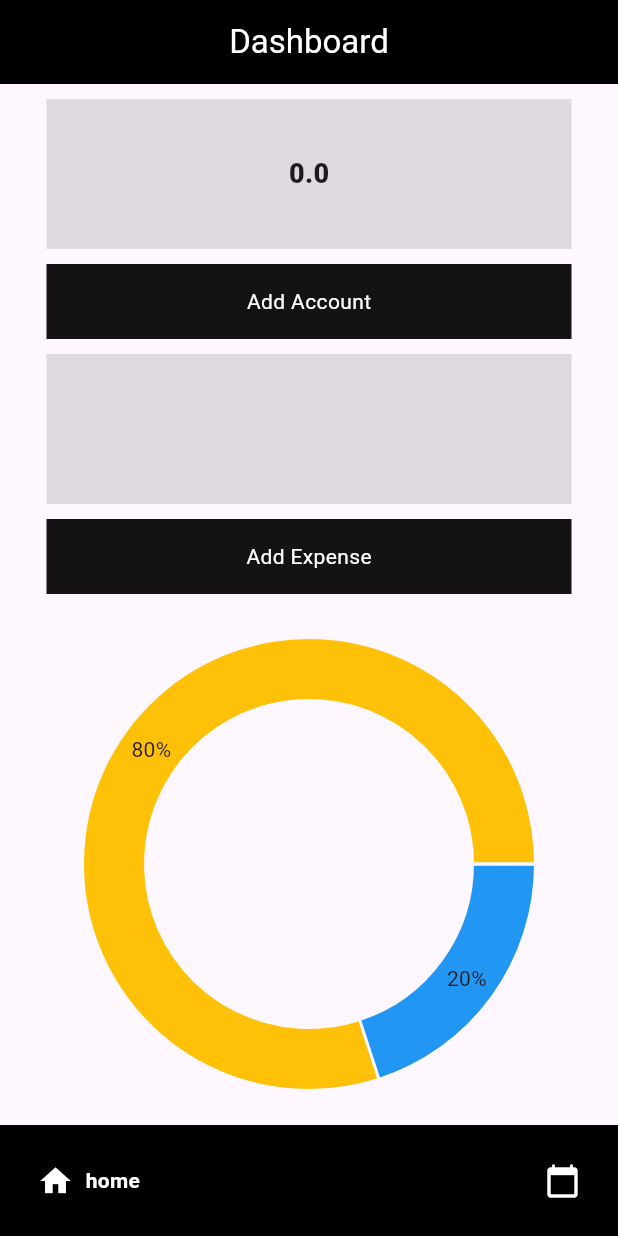
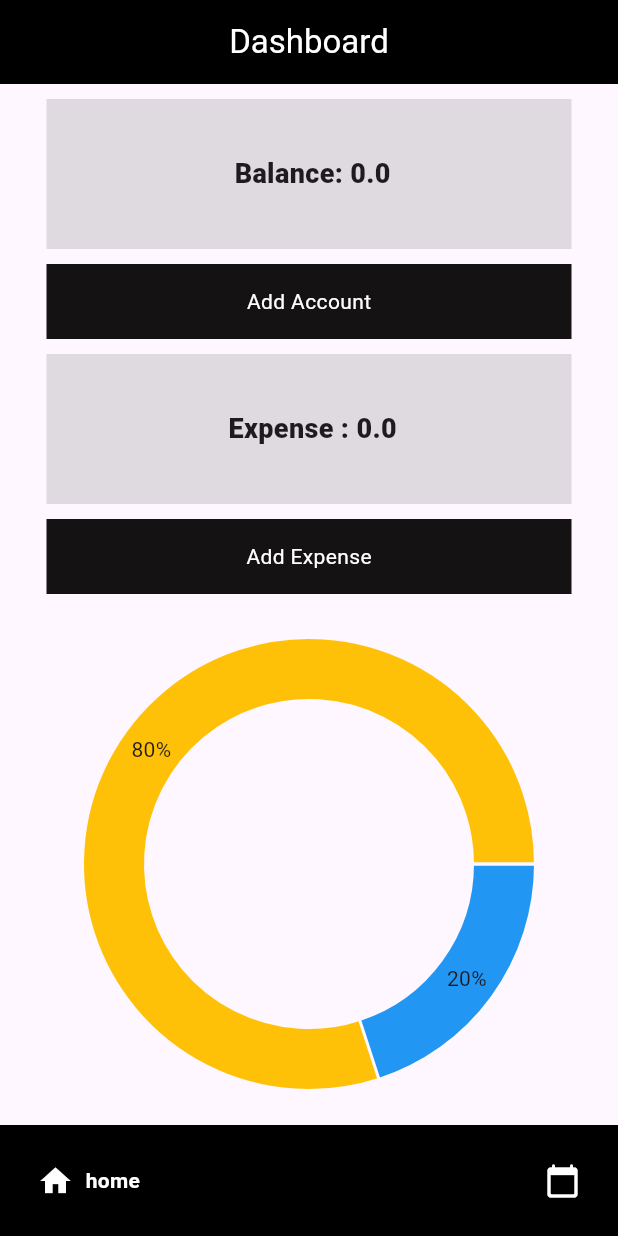
Before and after one commit to Hizar62/Expense-Tracking-App, a Flutter app: the screen it shows after launch, after a tap on "Continue", on a phone screen of 412 x 824 dp. Run offline on Flutter 3.47's test engine with Material 3 defaults, Android fonts, the phone set to English and light mode, and no system bars; drawn by our look-alikes of fl_chart, google_nav_bar; our stand-ins replace carousel_slider, hive, hive_flutter; missing offline and left inert: dart:ffi; accounts and stored records are empty.

Commit message:
Hive Database Add Expense

```diff
--- a/lib/ui/dashboard.dart
+++ b/lib/ui/dashboard.dart
@@ -2,6 +2,7 @@ import 'dart:ffi';
 
 import 'package:expensetrackingapp/boxes/boxes.dart';
 import 'package:expensetrackingapp/models/accounts_model.dart';
+import 'package:expensetrackingapp/models/expense_model.dart';
 import 'package:expensetrackingapp/ui/add_account.dart';
 import 'package:expensetrackingapp/ui/add_expense.dart';
 import 'package:expensetrackingapp/ui/pi_chart.dart';
@@ -14,7 +15,7 @@ import 'package:google_nav_bar/google_nav_bar.dart';
 import 'package:hive_flutter/adapters.dart';
 
 class DashBoard extends StatefulWidget {
-  const DashBoard({super.key});
+  const DashBoard({Key? key}) : super(key: key);
 
   @override
   State<DashBoard> createState() => _DashBoardState();
@@ -76,18 +77,30 @@ class DashBoardContent extends StatelessWidget {
     return ValueListenableBuilder(
       valueListenable: Boxes.getAccountBox().listenable(),
       builder: (context, box, _) {
+        var data = box.values.cast<AccountModel>();
+
         return FutureBuilder<double>(
           future: calculateTotalAmount(),
-          builder: (context, snapshot) {
-            if (snapshot.connectionState == ConnectionState.waiting) {
-              // If the future is still running, show a loading indicator or placeholder
-              // ignore: prefer_const_constructors
+          builder: (context, amountSnapshot) {
+            if (amountSnapshot.connectionState == ConnectionState.waiting) {
               return CircularProgressIndicator();
-            } else if (snapshot.hasError) {
-              // If there is an error, handle it appropriately
-              return Text('Error: ${snapshot.error}');
+            } else if (amountSnapshot.hasError) {
+              return Text(
+                  'Error calculating total amount: ${amountSnapshot.error}');
             } else {
-              // Use the result of the future in your widget
+              return ValueListenableBuilder(
+                valueListenable: Boxes.getExpenseBox().listenable(),
+                builder: (context, box, _) {
+                  return FutureBuilder<double>(
+                    future: calculateTotalExpenseAmount(),
+                    builder: (context, expenseSnapshot) {
+                      if (expenseSnapshot.connectionState ==
+                          ConnectionState.waiting) {
+                        return CircularProgressIndicator();
+                      } else if (expenseSnapshot.hasError) {
+                        return Text(
+                            'Error calculating total expense amount: ${expenseSnapshot.error}');
+                      } else {
                         return SingleChildScrollView(
                           child: Column(
                             crossAxisAlignment: CrossAxisAlignment.center,
@@ -102,10 +115,11 @@ class DashBoardContent extends StatelessWidget {
                                   color: Colors.black12,
                                   child: Center(
                                     child: Text(
-                            snapshot.data.toString(),
+                                      ' Balance: ${amountSnapshot.data.toString()}',
                                       style: const TextStyle(
                                         fontWeight: FontWeight.w800,
-                                fontSize: Checkbox.width),
+                                        fontSize: Checkbox.width,
+                                      ),
                                     ),
                                   ),
                                 ),
@@ -119,17 +133,29 @@ class DashBoardContent extends StatelessWidget {
                                   Navigator.push(
                                     context,
                                     MaterialPageRoute(
-                              builder: (context) => const AddAccount()),
+                                      builder: (context) => const AddAccount(),
+                                    ),
                                   );
                                 },
                               ),
                               const SizedBox(
                                 height: 10,
                               ),
-                    Container(
+                              Center(
+                                child: Container(
                                   height: 100,
                                   width: 350,
                                   color: Colors.black12,
+                                  child: Center(
+                                    child: Text(
+                                      ' Expense : ${expenseSnapshot.data.toString()}',
+                                      style: const TextStyle(
+                                        fontWeight: FontWeight.w800,
+                                        fontSize: Checkbox.width,
+                                      ),
+                                    ),
+                                  ),
+                                ),
                               ),
                               const SizedBox(
                                 height: 10,
@@ -140,7 +166,8 @@ class DashBoardContent extends StatelessWidget {
                                   Navigator.push(
                                     context,
                                     MaterialPageRoute(
-                              builder: (context) => const AddExpense()),
+                                      builder: (context) => const AddExpense(),
+                                    ),
                                   );
                                 },
                               ),
@@ -157,6 +184,11 @@ class DashBoardContent extends StatelessWidget {
                 },
               );
             }
+          },
+        );
+      },
+    );
+  }
 }
 
 Future<double> calculateTotalAmount() async {
@@ -166,22 +198,20 @@ Future<double> calculateTotalAmount() async {
 
   for (var i = 0; i < box.length; i++) {
     var account = box.getAt(i);
-    totalAmount += account!.amount
-        .toDouble(); // Assuming 'amount' is an int or double field
+    totalAmount += account!.amount.toDouble();
   }
 
   return totalAmount;
 }
 
 Future<double> calculateTotalExpenseAmount() async {
-  var box = await Hive.openBox<AccountModel>('expense');
+  var box = await Hive.openBox<ExpenseModel>('expense');
 
   double totalAmount = 0.0;
 
   for (var i = 0; i < box.length; i++) {
     var account = box.getAt(i);
-    totalAmount += account!.amount
-        .toDouble(); // Assuming 'amount' is an int or double field
+    totalAmount += account!.amount.toDouble();
   }
 
   return totalAmount;
```
Lines whose indentation alone changed are shown as unchanged.
